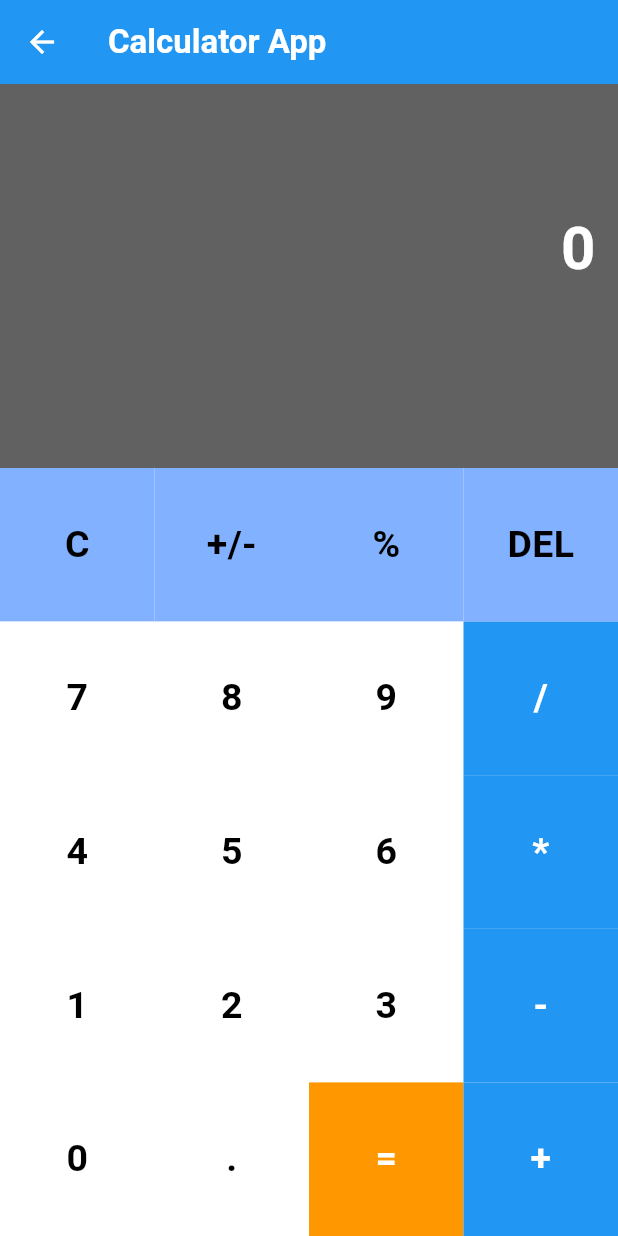
After one commit to MohamedAbuzaidDev/flutter_track1_project, a Flutter app: the CalculatorApp screen opened by its route, on a phone screen of 412 x 824 dp. The commit adds this screen. Run offline on Flutter 3.47's test engine with Material 3 defaults, Android fonts, the phone set to English and light mode, and no system bars; our stand-ins replace device_preview, math_expressions.

Commit message:
calculator project

```diff
--- /dev/null
+++ b/calculator_app/analysis_options.yaml
@@ -0,0 +1,4 @@
+include: package:flutter_lints/flutter.yaml
+
+# Additional information about this file can be found at
+# https://dart.dev/guides/language/analysis-options
--- /dev/null
+++ b/calculator_app/lib/btn.dart
@@ -0,0 +1,48 @@
+import 'package:flutter/material.dart';
+
+enum CalcButtonType {num, helper, equal, operation}
+
+class CalcButton extends StatelessWidget {
+  final CalcButtonType type;
+  final String txt;
+  final VoidCallback onPressed;
+  const CalcButton({
+    required this.onPressed,
+    required this.type,
+    required this.txt,
+    super.key,
+  });
+
+  @override
+  Widget build(BuildContext context) {
+    return Expanded(
+        child: setBtn());
+  }
+
+  Widget setBtn() {
+    Color? containerColor;
+    switch(type) {
+      case CalcButtonType.equal:
+        containerColor = Colors.orange;
+      case CalcButtonType.helper:
+        containerColor = Colors.blueAccent[100];
+      case CalcButtonType.operation:
+        containerColor = Colors.blue;
+      case CalcButtonType.num:
+        containerColor = Colors.white;
+    }
+    return InkWell(
+      onTap: onPressed,
+      child: Container(
+        alignment: Alignment.center,
+        color: containerColor,
+        height: double.infinity,
+        child: Text(txt, style: TextStyle(
+          fontSize: 25,
+          fontWeight: FontWeight.bold,
+          color: (type == CalcButtonType.equal) || (type == CalcButtonType.operation) ? Colors.white : Colors.black
+        ),),
+      ),
+    );
+  }
+}
--- /dev/null
+++ b/calculator_app/lib/calculator_app.dart
@@ -0,0 +1,206 @@
+import 'package:calculator_app/btn.dart';
+import 'package:flutter/material.dart';
+import 'package:math_expressions/math_expressions.dart';
+
+class CalculatorApp extends StatefulWidget {
+  const CalculatorApp({super.key});
+
+  @override
+  State<CalculatorApp> createState() => _CalculatorAppState();
+}
+
+class _CalculatorAppState extends State<CalculatorApp> {
+  String equation = '';
+  String result = '0';
+  @override
+  Widget build(BuildContext context) {
+    return Scaffold(
+      appBar: _appBar(),
+      body: _body(),
+    );
+  }
+
+  AppBar _appBar() {
+    return AppBar(
+      foregroundColor: Colors.white,
+      title: const Text(
+        'Calculator App',
+        style: TextStyle(fontWeight: FontWeight.bold),
+      ),
+      backgroundColor: Colors.blue,
+    );
+  }
+
+  Widget _body() {
+    return Column(
+      children: [
+        Expanded(
+          flex: 1,
+          child: _resultBox(),
+        ),
+        Expanded(
+          flex: 2,
+          child: buttonsBox(),
+        ),
+      ],
+    );
+  }
+
+  Container _resultBox() {
+    return Container(
+      width: double.infinity,
+      alignment: Alignment.centerRight,
+      color: Colors.grey[700],
+      padding: const EdgeInsets.symmetric(vertical: 25, horizontal: 15),
+      child: Column(
+        crossAxisAlignment: CrossAxisAlignment.end,
+        children: [
+          Text(
+            equation,
+            style: const TextStyle(color: Colors.white, fontSize: 25),
+          ),
+          const SizedBox(
+            height: 20,
+          ),
+          Text(
+            result,
+            style: const TextStyle(
+                color: Colors.white, fontSize: 40, fontWeight: FontWeight.bold),
+          )
+        ],
+      ),
+    );
+  }
+
+  Column buttonsBox() {
+    return Column(
+      children: [
+        Expanded(
+          child: Row(
+            children: [
+              CalcButton(
+                type: CalcButtonType.helper,
+                txt: 'C',
+                onPressed: () => setState(() {
+                  equation = '';
+                  result = '0';
+                }),
+                ),
+              CalcButton(
+                type: CalcButtonType.helper,
+                txt: "+/-",
+                onPressed: () {},),
+              CalcButton(
+                type: CalcButtonType.helper,
+                txt: "%",
+                onPressed: () {},
+                ),
+              CalcButton(
+                type: CalcButtonType.helper,
+                txt: 'DEL',
+                onPressed: () => setState(() {
+                  equation = equation.substring(0, equation.length - 1);
+                }),
+                ),
+            ],
+          ),
+        ),
+        Expanded(
+          child: Row(
+            children: [
+              CalcButton(
+                type: CalcButtonType.num,
+                txt: '7',
+                onPressed: () => setState(() => equation = '${equation}7'),
+              ),
+              CalcButton(
+                type: CalcButtonType.num,
+                txt: "8",
+                onPressed: () => setState(() => equation = '${equation}8'),),
+              CalcButton(
+                type: CalcButtonType.num,
+                txt: "9",
+                onPressed: () => setState(() => equation = '${equation}9'),),
+              CalcButton(
+                type: CalcButtonType.operation,
+                txt: '/',
+                onPressed: () => setState(() => equation = '$equation/'),),
+            ],
+          ),
+        ),
+        Expanded(
+          child: Row(
+            children: [
+              CalcButton(
+                type: CalcButtonType.num,
+                txt: '4',
+                onPressed: () => setState(() => equation = '${equation}4'),),
+              CalcButton(
+                type: CalcButtonType.num,
+                txt: "5",
+                onPressed: () => setState(() => equation = '${equation}5'),),
+              CalcButton(
+                type: CalcButtonType.num,
+                txt: "6",
+                onPressed: () => setState(() => equation = '${equation}6'),),
+              CalcButton(
+                type: CalcButtonType.operation,
+                txt: '*',
+                onPressed: () => setState(() => equation = '$equation*'),),
+            ],
+          ),
+        ),
+        Expanded(
+          child: Row(
+            children: [
+              CalcButton(
+                type: CalcButtonType.num,
+                txt: '1',
+                onPressed: () => setState(() => equation = '${equation}1'),),
+              CalcButton(
+                type: CalcButtonType.num,
+                txt: "2",
+                onPressed: () => setState(() => equation = '${equation}2'),),
+              CalcButton(
+                type: CalcButtonType.num,
+                txt: "3",
+                onPressed: () => setState(() => equation = '${equation}3'),),
+              CalcButton(
+                type: CalcButtonType.operation,
+                txt: '-',
+                onPressed: () => setState(() => equation = '$equation-'),),
+            ],
+          ),
+        ),
+        Expanded(
+          child: Row(
+            children: [
+              CalcButton(
+                type: CalcButtonType.num,
+                txt: '0',
+                onPressed: () => setState(() => equation = '${equation}0'),),
+              CalcButton(
+                type: CalcButtonType.num,
+                txt: ".",
+                onPressed: () => setState(() => equation = '$equation.'),),
+              CalcButton(
+                type: CalcButtonType.equal,
+                txt: "=",
+                onPressed: () => setState(() {
+                  Parser p = Parser();
+                  Expression exp = p.parse(equation);
+                  ContextModel cm = ContextModel();
+                  double eval = exp.evaluate(EvaluationType.REAL, cm);
+                  result = eval.toString();
+                }),),
+              CalcButton(
+                type: CalcButtonType.operation,
+                txt: '+',
+                onPressed: () => setState(() => equation = '$equation+'),),
+            ],
+          ),
+        ),
+      ],
+    );
+  }
+}
--- a/lib/core/routes/pages.dart
+++ b/lib/core/routes/pages.dart
@@ -1,3 +1,4 @@
+import 'package:calculator_app/calculator_app.dart';
 import 'package:flutter/material.dart';
 import 'package:track1_project/core/routes/routes_name.dart';
 import 'package:track1_project/pages/home_screen.dart';
@@ -14,6 +15,10 @@ class AppRoute {
         return MaterialPageRoute(builder: (_) {
           return const HomeScreen();
         });
+      case RoutesName.calculatorApp:
+        return MaterialPageRoute(builder: (_) {
+          return const CalculatorApp();
+        });
       default:
         throw Exception('Route not found!');
     }
--- a/pubspec.yaml
+++ b/pubspec.yaml
@@ -32,6 +32,8 @@ dependencies:
   device_preview: ^1.2.0
   flutter:
     sdk: flutter
+  calculator_app:
+    path: ./calculator_app
 
 dev_dependencies:
 
```
Also changed, not shown: calculator_app/pubspec.yaml (added, +55 -0 lines), pubspec.lock, 5 other files.
